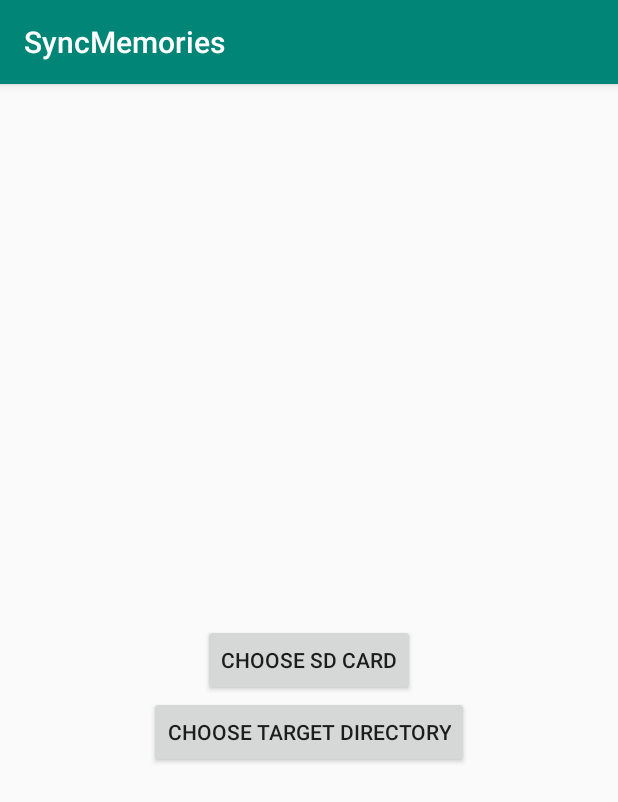
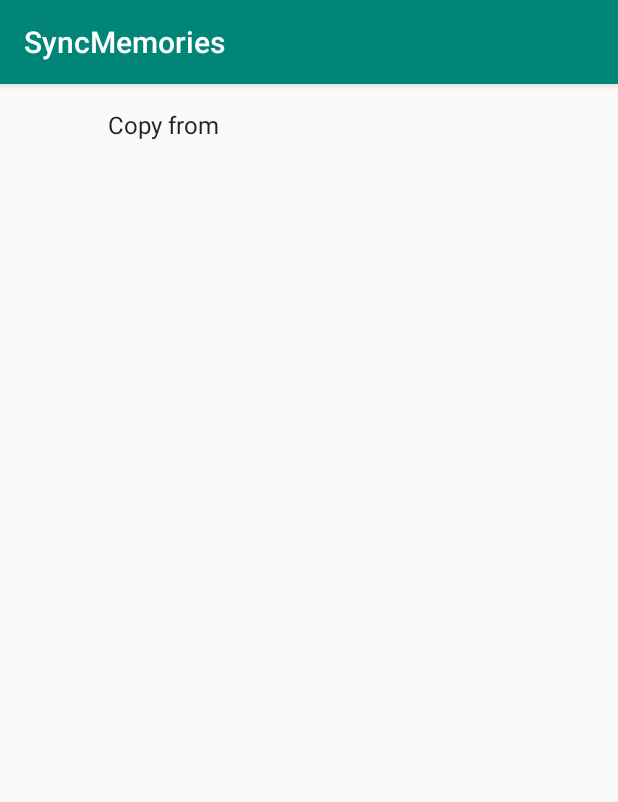
Before and after one commit to muojp/sync-memories, an Android app: the screen it shows after launch (MainActivity), on a phone screen of 412 x 824 dp. Shown: the top 802 px of the screen. Run offline under Robolectric (Android 15) with nearby library versions, the light colour scheme and no system bars; our stand-ins replace androidx.preference; libraries missing offline, so code that uses them is left out: permissions.dispatcher.

Commit message:
git-fire-ish

```diff
--- a/app/build.gradle
+++ b/app/build.gradle
@@ -30,6 +30,7 @@
     implementation 'androidx.appcompat:appcompat:1.0.2'
     implementation 'androidx.core:core-ktx:1.0.2'
     implementation 'androidx.constraintlayout:constraintlayout:1.1.3'
+    implementation 'androidx.preference:preference:1.1.0'
     testImplementation 'junit:junit:4.12'
     androidTestImplementation 'androidx.test:runner:1.1.1'
     androidTestImplementation 'androidx.test.espresso:espresso-core:3.1.1'
--- a/app/src/main/java/jp/muo/syncmemories/MainActivity.kt
+++ b/app/src/main/java/jp/muo/syncmemories/MainActivity.kt
@@ -23,51 +23,27 @@
 
 
 
-@RuntimePermissions
 class MainActivity : AppCompatActivity() {
     companion object {
         val TAG = "SyncMemories"
     }
 
-    @NeedsPermission(Manifest.permission.WRITE_EXTERNAL_STORAGE)
-    fun acquirePermissions() {
-        Toast.makeText(this, "hey", Toast.LENGTH_SHORT).show()
-        val str = "content://com.android.externalstorage.documents/tree/1EEE-3510%3A"
-        val fileRef = DocumentFile.fromTreeUri(this, Uri.parse(str))?.let {
-            Log.d(TAG, "SD access enabled")
-            if (it.isDirectory) {
-                val d = it.findFile("DCIM")?.let {
-                    if (it.exists()) {
-                        Log.d(TAG, "found DCIM")
-                    }
-                }
-            }
-        }
-        // startActivityForResult(Intent(Intent.ACTION_OPEN_DOCUMENT_TREE), 42);
-    }
 
-    @NeedsPermission(Manifest.permission.WRITE_EXTERNAL_STORAGE)
     fun chooseTargetDirectory() {
         startActivityForResult(Intent(Intent.ACTION_OPEN_DOCUMENT_TREE), 44);
     }
 
-        override fun onCreate(savedInstanceState: Bundle?) {
+    override fun onCreate(savedInstanceState: Bundle?) {
         super.onCreate(savedInstanceState)
+        supportFragmentManager
+            .beginTransaction()
+            .replace(R.id.fragment_holder, SettingsFragment())
+            .commit()
         setContentView(R.layout.activity_main)
-        btn_check_permission.setOnClickListener {
-            acquirePermissionsWithPermissionCheck()
-        }
-        btn_choose_target.setOnClickListener {
-            chooseTargetDirectoryWithPermissionCheck()
-        }
         PicturesSyncService.invoke(this)
     }
 
-    override fun onRequestPermissionsResult(requestCode: Int, permissions: Array<String>, grantResults: IntArray) {
-        super.onRequestPermissionsResult(requestCode, permissions, grantResults)
-        onRequestPermissionsResult(requestCode, grantResults)
-    }
-
+    /*
     public override fun onActivityResult(requestCode: Int, resultCode: Int, resultData: Intent?) {
         if (resultCode != Activity.RESULT_OK)
             return
@@ -83,5 +59,5 @@
             treeUri,
             Intent.FLAG_GRANT_READ_URI_PERMISSION or Intent.FLAG_GRANT_WRITE_URI_PERMISSION
         )
-    }
+    }*/
 }
--- /dev/null
+++ b/app/src/main/java/jp/muo/syncmemories/SettingsFragment.kt
@@ -0,0 +1,61 @@
+package jp.muo.syncmemories
+
+import android.Manifest
+import android.net.Uri
+import android.os.Bundle
+import android.util.Log
+import android.widget.Toast
+import androidx.documentfile.provider.DocumentFile
+import androidx.preference.Preference
+import androidx.preference.PreferenceFragmentCompat
+import permissions.dispatcher.NeedsPermission
+import permissions.dispatcher.RuntimePermissions
+
+@RuntimePermissions
+class SettingsFragment : PreferenceFragmentCompat() {
+    companion object {
+        val TAG = "SettingsFragment"
+    }
+
+    @NeedsPermission(Manifest.permission.WRITE_EXTERNAL_STORAGE)
+    fun acquirePermissions() {
+        Toast.makeText(context, "hey", Toast.LENGTH_SHORT).show()
+        val str = "content://com.android.externalstorage.documents/tree/1EEE-3510%3A"
+        val fileRef = DocumentFile.fromTreeUri(context!!, Uri.parse(str))?.let {
+            Log.d(MainActivity.TAG, "SD access enabled")
+            if (it.isDirectory) {
+                val d = it.findFile("DCIM")?.let {
+                    if (it.exists()) {
+                        Log.d(MainActivity.TAG, "found DCIM")
+                    }
+                }
+            }
+        }
+        // startActivityForResult(Intent(Intent.ACTION_OPEN_DOCUMENT_TREE), 42);
+    }
+
+
+    override fun onCreatePreferences(savedInstanceState: Bundle?, rootKey: String?) {
+        setPreferencesFromResource(R.xml.preferences, rootKey)
+        val srcRoot : Preference = findPreference("srcRoot")!!
+        srcRoot.setOnPreferenceClickListener({
+            Log.d(TAG, "HHHHH?")
+            acquirePermissionsWithPermissionCheck()
+            true
+        })
+        /*
+                btn_check_permission.setOnClickListener {
+            acquirePermissionsWithPermissionCheck()
+        }
+        btn_choose_target.setOnClickListener {
+            chooseTargetDirectoryWithPermissionCheck()
+        }
+
+         */
+    }
+
+    override fun onRequestPermissionsResult(requestCode: Int, permissions: Array<String>, grantResults: IntArray) {
+        super.onRequestPermissionsResult(requestCode, permissions, grantResults)
+        onRequestPermissionsResult(requestCode, grantResults)
+    }
+}
--- a/app/src/main/res/layout/activity_main.xml
+++ b/app/src/main/res/layout/activity_main.xml
@@ -7,23 +7,14 @@
     android:layout_height="match_parent"
     tools:context=".MainActivity">
 
-    <Button
-        android:layout_width="wrap_content"
-        android:layout_height="wrap_content"
-        android:text="choose SD card"
-        android:id="@+id/btn_check_permission"
+    <fragment
+        android:name="jp.muo.syncmemories.SettingsFragment"
+        android:id="@+id/fragment_holder"
+        android:layout_width="0dp"
+        android:layout_height="match_parent"
+        app:layout_constraintTop_toTopOf="parent"
         app:layout_constraintBottom_toBottomOf="parent"
         app:layout_constraintLeft_toLeftOf="parent"
         app:layout_constraintRight_toRightOf="parent"
-        app:layout_constraintTop_toTopOf="parent" />
-    <Button
-        android:layout_width="wrap_content"
-        android:layout_height="wrap_content"
-        android:text="choose Target directory"
-        android:id="@+id/btn_choose_target"
-        app:layout_constraintTop_toBottomOf="@+id/btn_check_permission"
-        app:layout_constraintLeft_toLeftOf="parent"
-        app:layout_constraintRight_toRightOf="parent" />
-
-
+        />
 </androidx.constraintlayout.widget.ConstraintLayout>
--- /dev/null
+++ b/app/src/main/res/xml/preferences.xml
@@ -0,0 +1,8 @@
+<?xml version="1.0" encoding="utf-8"?>
+<PreferenceScreen xmlns:app="http://schemas.android.com/apk/res-auto">
+<Preference
+    app:key="srcRoot"
+    app:title="Copy from">
+
+</Preference>
+</PreferenceScreen>
```
